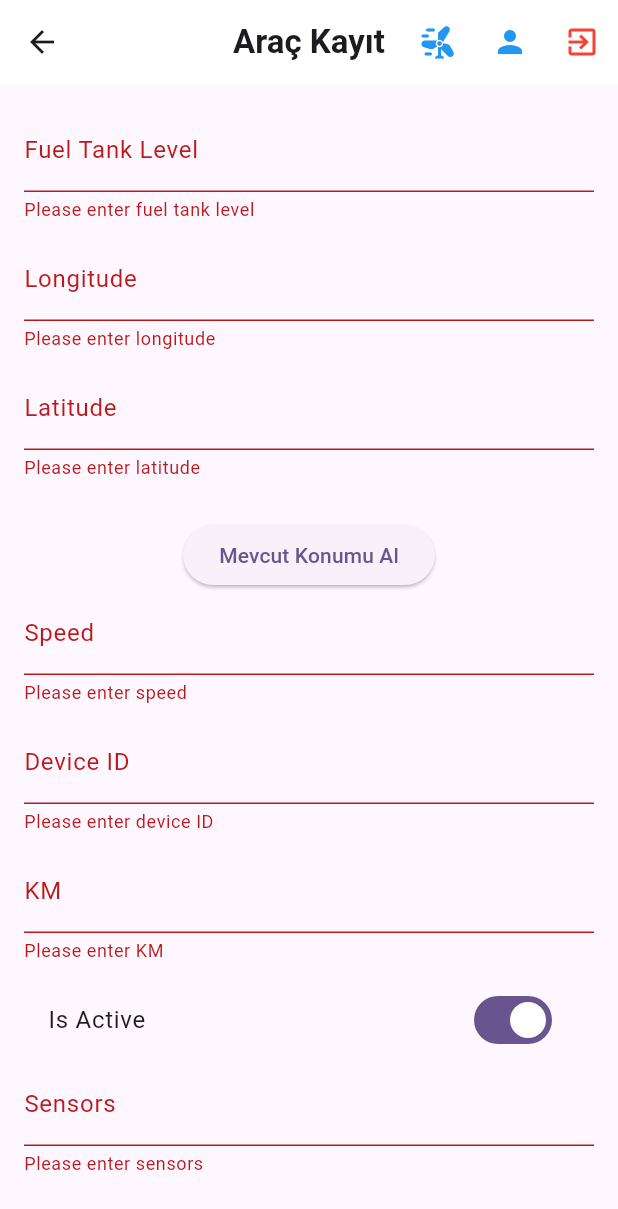
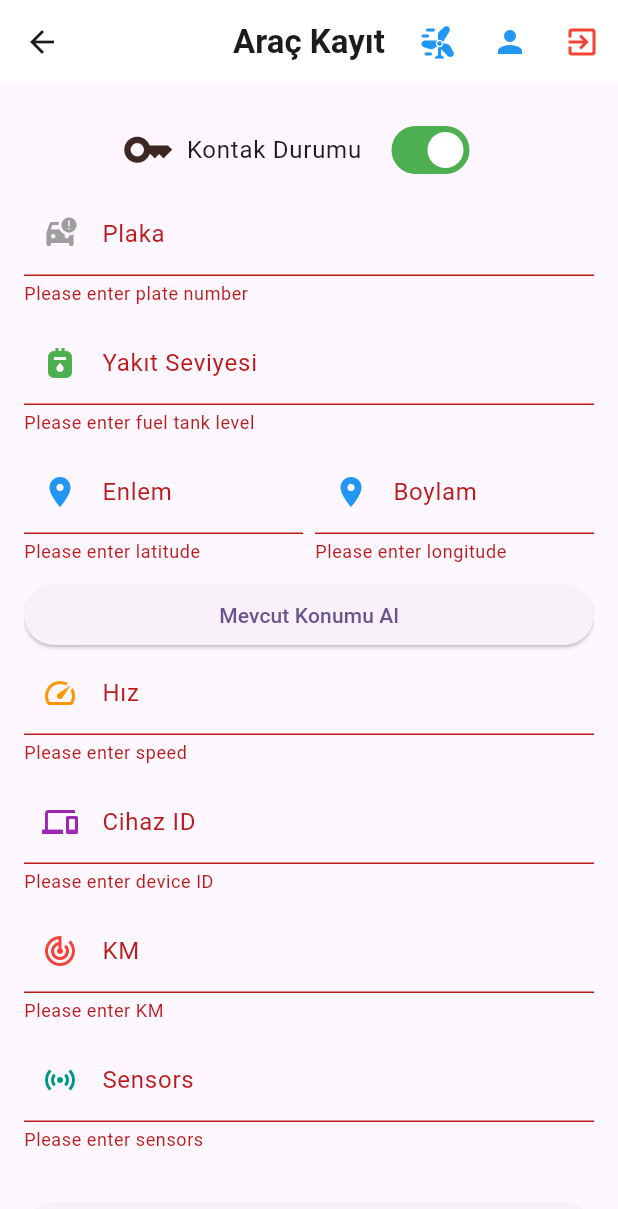
Before and after one commit to VeliDasan/BLoC, a Flutter app: the AddVehicle screen opened directly, after a tap on "Kaydet", on a phone screen of 412 x 824 dp. Shown: the top 1209 px of the screen. Run offline on Flutter 3.47's test engine with Material 3 defaults, Android fonts, the phone set to English and light mode, and no system bars; our stand-ins replace bloc, cloud_firestore, dio, equatable, firebase_auth, firebase_core and 6 more; missing offline and left inert: kdgaugeview; accounts and stored records are empty.

Commit message:
addVehicleDesign

```diff
--- a/lib/src/pages/addVehicle.dart
+++ b/lib/src/pages/addVehicle.dart
@@ -15,14 +15,21 @@ class AddVehicle extends StatelessWidget {
   final _formKey = GlobalKey<FormState>();
 
   AddVehicle({super.key, this.vehicleData}) {
-    _fuelTankLevelController = TextEditingController(text: vehicleData?['fuelTankLevel']?.toString());
-    _longitudeController = TextEditingController(text: vehicleData?['longitude']?.toString());
-    _latitudeController = TextEditingController(text: vehicleData?['latitude']?.toString());
-    _speedController = TextEditingController(text: vehicleData?['speed']?.toString());
-    _deviceIdController = TextEditingController(text: vehicleData?['deviceId']?.toString());
+    _fuelTankLevelController =
+        TextEditingController(text: vehicleData?['fuelTankLevel']?.toString());
+    _longitudeController =
+        TextEditingController(text: vehicleData?['longitude']?.toString());
+    _latitudeController =
+        TextEditingController(text: vehicleData?['latitude']?.toString());
+    _speedController =
+        TextEditingController(text: vehicleData?['speed']?.toString());
+    _deviceIdController =
+        TextEditingController(text: vehicleData?['deviceId']?.toString());
     _kmController = TextEditingController(text: vehicleData?['km']?.toString());
-    _sensorsController = TextEditingController(text: vehicleData?['sensors']?.toString());
-    _plateController = TextEditingController(text: vehicleData?['plate']?.toString());
+    _sensorsController =
+        TextEditingController(text: vehicleData?['sensors']?.toString());
+    _plateController =
+        TextEditingController(text: vehicleData?['plate']?.toString());
   }
 
   late final TextEditingController _fuelTankLevelController;
@@ -37,7 +44,8 @@ class AddVehicle extends StatelessWidget {
   @override
   Widget build(BuildContext context) {
     return BlocProvider(
-      create: (context) => AddvehicleBloc(vehicleRepository: VehicleRepository()),
+      create: (context) =>
+          AddvehicleBloc(vehicleRepository: VehicleRepository()),
       child: BlocProvider(
         create: (context) => MapBloc(),
         child: GestureDetector(
@@ -63,36 +71,109 @@ class AddVehicle extends StatelessWidget {
                 if (state is Loading) {
                   return pageLoading();
                 }
-                bool isActive = state is IsActiveChanged ? state.isActive : true;
                 return Padding(
                   padding: const EdgeInsets.all(16.0),
                   child: Form(
                     key: _formKey,
                     child: ListView(
                       children: [
+                        BlocBuilder<AddvehicleBloc, AddVehicleState>(
+                          builder: (context, state) {
+                            bool isActive = state is IsActiveChanged
+                                ? state.isActive
+                                : true;
+
+                            return Padding(
+                              padding: const EdgeInsets.only(right: 55.0),
+                              child: SwitchListTile(
+                                title: Row(
+                                  mainAxisAlignment: MainAxisAlignment.end,
+                                  children: [
+                                    Padding(
+                                      padding:
+                                          const EdgeInsets.only(right: 8.0),
+                                      child: Icon(
+                                        Icons.key,
+                                        color: Colors.brown[900],
+                                        size: 35,
+                                      ),
+                                    ),
+                                    Text('Kontak Durumu'),
+                                  ],
+                                ),
+                                value: isActive,
+                                activeTrackColor: Colors.green,
+                                inactiveTrackColor: Colors.redAccent,
+                                onChanged: (bool value) {
+                                  context
+                                      .read<AddvehicleBloc>()
+                                      .add(ToggleIsActive(isActive: value));
+                                },
+                              ),
+                            );
+                          },
+                        ),
+                        _buildTextFormField(
+                          controller: _plateController,
+                          labelText: 'Plaka',
+                          keyboardType: TextInputType.text,
+                          validator: (value) => value == null || value.isEmpty
+                              ? 'Please enter plate number'
+                              : null,
+                          icon: Icons.car_crash,
+                          iconColor: Colors.grey,
+                        ),
                         _buildTextFormField(
                           controller: _fuelTankLevelController,
-                          labelText: 'Fuel Tank Level',
-                          keyboardType: TextInputType.numberWithOptions(decimal: true),
-                          validator: (value) => value == null || value.isEmpty ? 'Please enter fuel tank level' : null,
+                          labelText: 'Yakıt Seviyesi',
+                          keyboardType:
+                              TextInputType.numberWithOptions(decimal: true),
+                          validator: (value) => value == null || value.isEmpty
+                              ? 'Please enter fuel tank level'
+                              : null,
+                          icon: Icons.gas_meter,
+                          iconColor: Colors.green,
                         ),
-                        _buildTextFormField(
+                        Row(
+                          children: [
+                            Expanded(
+                              child: _buildTextFormField(
+                                controller: _latitudeController,
+                                labelText: 'Enlem',
+                                keyboardType: TextInputType.numberWithOptions(
+                                    decimal: true),
+                                validator: (value) =>
+                                    value == null || value.isEmpty
+                                        ? 'Please enter latitude'
+                                        : null,
+                                icon: Icons.location_on,
+                                iconColor: Colors.blue,
+                              ),
+                            ),
+                            SizedBox(width: 8.0),
+                            Expanded(
+                              child: _buildTextFormField(
                                 controller: _longitudeController,
-                          labelText: 'Longitude',
-                          keyboardType: TextInputType.numberWithOptions(decimal: true),
-                          validator: (value) => value == null || value.isEmpty ? 'Please enter longitude' : null,
+                                labelText: 'Boylam',
+                                keyboardType: TextInputType.numberWithOptions(
+                                    decimal: true),
+                                validator: (value) =>
+                                    value == null || value.isEmpty
+                                        ? 'Please enter longitude'
+                                        : null,
+                                icon: Icons.location_on,
+                                iconColor: Colors.blue,
                               ),
-                        _buildTextFormField(
-                          controller: _latitudeController,
-                          labelText: 'Latitude',
-                          keyboardType: TextInputType.numberWithOptions(decimal: true),
-                          validator: (value) => value == null || value.isEmpty ? 'Please enter latitude' : null,
+                            ),
+                          ],
                         ),
                         BlocConsumer<MapBloc, MapState>(
                           listener: (context, mapState) {
                             if (mapState is MapVisibleState) {
-                              _latitudeController.text = mapState.latitude.toString();
-                              _longitudeController.text = mapState.longitude.toString();
+                              _latitudeController.text =
+                                  mapState.latitude.toString();
+                              _longitudeController.text =
+                                  mapState.longitude.toString();
                             } else if (mapState is LocationErrorState) {
                               ScaffoldMessenger.of(context).showSnackBar(
                                 SnackBar(content: Text(mapState.message)),
@@ -102,22 +183,22 @@ class AddVehicle extends StatelessWidget {
                           builder: (context, mapState) {
                             if (mapState is LocationLoadingState) {
                               return Padding(
-                                padding: const EdgeInsets.symmetric(vertical: 16),
+                                padding:
+                                    const EdgeInsets.symmetric(vertical: 16),
                                 child: pageLoading(),
                               );
                             }
-                            return Column(
+                            return Row(
                               children: [
-                                SizedBox(height: 16),
-                                ElevatedButton(
+                                Expanded(
+                                  child: ElevatedButton(
                                     onPressed: () {
-                                    context.read<MapBloc>().add(FetchLocation());
+                                      context
+                                          .read<MapBloc>()
+                                          .add(FetchLocation());
                                     },
                                     child: const Text('Mevcut Konumu Al'),
                                   ),
-                                if (mapState is MapVisibleState)
-                                  const Padding(
-                                    padding: EdgeInsets.all(8.0),
                                 ),
                               ],
                             );
@@ -125,58 +206,64 @@ class AddVehicle extends StatelessWidget {
                         ),
                         _buildTextFormField(
                           controller: _speedController,
-                          labelText: 'Speed',
-                          keyboardType: TextInputType.numberWithOptions(decimal: true),
-                          validator: (value) => value == null || value.isEmpty ? 'Please enter speed' : null,
+                          labelText: 'Hız',
+                          keyboardType:
+                              TextInputType.numberWithOptions(decimal: true),
+                          validator: (value) => value == null || value.isEmpty
+                              ? 'Please enter speed'
+                              : null,
+                          icon: Icons.speed,
+                          iconColor: Colors.orange,
                         ),
                         _buildTextFormField(
                           controller: _deviceIdController,
-                          labelText: 'Device ID',
+                          labelText: 'Cihaz ID',
                           keyboardType: TextInputType.number,
-                          validator: (value) => value == null || value.isEmpty ? 'Please enter device ID' : null,
+                          validator: (value) => value == null || value.isEmpty
+                              ? 'Please enter device ID'
+                              : null,
+                          icon: Icons.devices,
+                          iconColor: Colors.purple,
                         ),
                         _buildTextFormField(
                           controller: _kmController,
                           labelText: 'KM',
-                          keyboardType: TextInputType.numberWithOptions(decimal: true),
-                          validator: (value) => value == null || value.isEmpty ? 'Please enter KM' : null,
-                        ),
-                        BlocBuilder<AddvehicleBloc, AddVehicleState>(
-                          builder: (context, state) {
-                            bool isActive = state is IsActiveChanged ? state.isActive : true;
-                            return SwitchListTile(
-                              title: Text('Is Active'),
-                              value: isActive,
-                              onChanged: (bool value) {
-                                context.read<AddvehicleBloc>().add(ToggleIsActive(isActive: value));
-                              },
-                            );
-                          },
+                          keyboardType:
+                              TextInputType.numberWithOptions(decimal: true),
+                          validator: (value) => value == null || value.isEmpty
+                              ? 'Please enter KM'
+                              : null,
+                          icon: Icons.track_changes,
+                          iconColor: Colors.red,
                         ),
                         _buildTextFormField(
                           controller: _sensorsController,
                           labelText: 'Sensors',
                           keyboardType: TextInputType.number,
-                          validator: (value) => value == null || value.isEmpty ? 'Please enter sensors' : null,
-                        ),
-                        _buildTextFormField(
-                          controller: _plateController,
-                          labelText: 'Plate',
-                          keyboardType: TextInputType.text,
-                          validator: (value) => value == null || value.isEmpty ? 'Please enter plate number' : null,
+                          validator: (value) => value == null || value.isEmpty
+                              ? 'Please enter sensors'
+                              : null,
+                          icon: Icons.sensors,
+                          iconColor: Colors.teal,
                         ),
                         SizedBox(height: 20),
                         ElevatedButton(
                           onPressed: () {
                             if (_formKey.currentState!.validate()) {
-                              final fuelTankLevel = double.parse(_fuelTankLevelController.text);
-                              final longitude = double.parse(_longitudeController.text);
-                              final latitude = double.parse(_latitudeController.text);
+                              final fuelTankLevel =
+                                  double.parse(_fuelTankLevelController.text);
+                              final longitude =
+                                  double.parse(_longitudeController.text);
+                              final latitude =
+                                  double.parse(_latitudeController.text);
                               final speed = double.parse(_speedController.text);
-                              final deviceId = int.parse(_deviceIdController.text);
+                              final deviceId =
+                                  int.parse(_deviceIdController.text);
                               final km = int.parse(_kmController.text);
-                              final isActive = context.read<AddvehicleBloc>().isActive;
-                              final sensors = int.parse(_sensorsController.text);
+                              final isActive =
+                                  context.read<AddvehicleBloc>().isActive;
+                              final sensors =
+                                  int.parse(_sensorsController.text);
                               final plate = _plateController.text;
 
                               context.read<AddvehicleBloc>().add(
@@ -213,12 +300,17 @@ class AddVehicle extends StatelessWidget {
     required String labelText,
     required TextInputType keyboardType,
     required String? Function(String?) validator,
+    required IconData icon,
+    required Color iconColor,
   }) {
     return Padding(
       padding: const EdgeInsets.only(bottom: 10.0),
       child: TextFormField(
         controller: controller,
-        decoration: InputDecoration(labelText: labelText),
+        decoration: InputDecoration(
+          labelText: labelText,
+          prefixIcon: Icon(icon, color: iconColor),
+        ),
         keyboardType: keyboardType,
         validator: validator,
       ),
```
Lines whose indentation alone changed are shown as unchanged.
